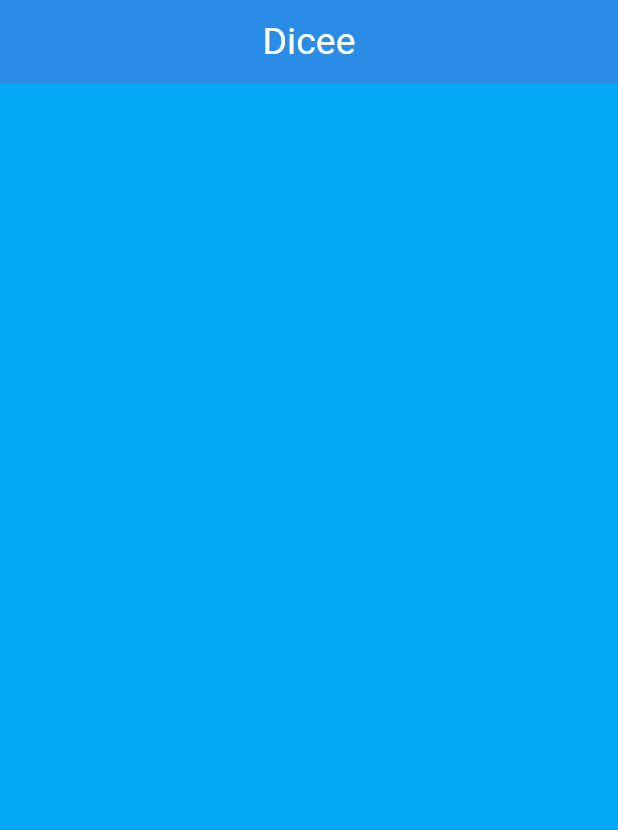
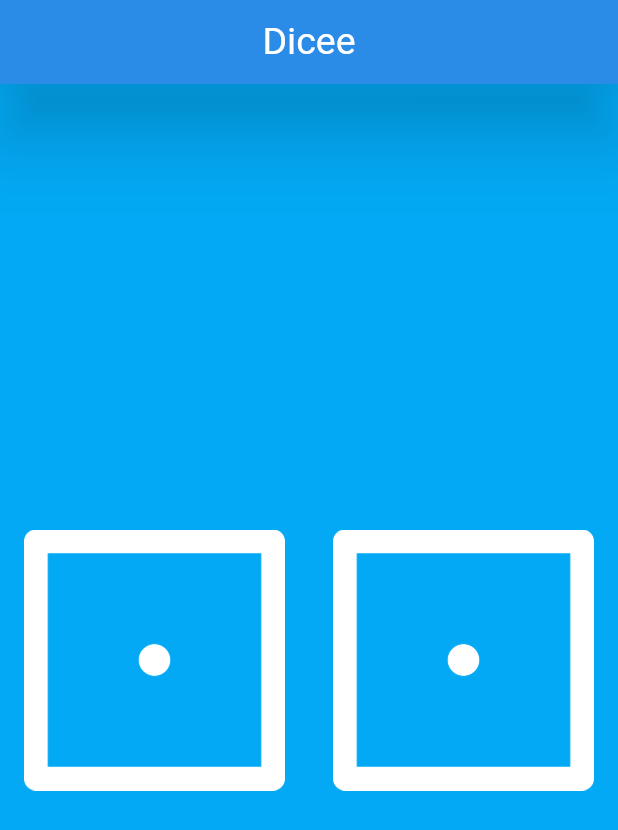
Before and after one commit to AbdeDevs/dicee_flutter_app, a Flutter app: the screen it shows after launch, on a phone screen of 412 x 824 dp. Shown: the top 830 px of the screen. Run offline on Flutter 3.47's test engine with Material 3 defaults, Android fonts, the phone set to English and light mode, and no system bars.

Commit message:
feat: add design app

```diff
--- a/lib/main.dart
+++ b/lib/main.dart
@@ -17,20 +17,40 @@
           backgroundColor: Colors.blue,
           centerTitle: true,
           elevation: 20.0,
-        title: Text(
+          shadowColor: Colors.lightBlue,
+          title: const Text(
             'Dicee',
             style: TextStyle(fontSize: 25.0, color: Colors.white),
           ),
         ),
         body: DiceePage(),
-    ));
+      ),
+    );
   }
 }
 
 class DiceePage extends StatelessWidget {
+  const DiceePage({super.key});
+
   @override
   Widget build(BuildContext context) {
-    // TODO: implement build
-    return Container();
+    return Center(
+      child: Row(
+        children: [
+          Expanded(
+            child: Padding(
+              padding: const EdgeInsets.all(16.0),
+              child: Image.asset('images/dice1.png'),
+            ),
+          ),
+          Expanded(
+            child: Padding(
+              padding: const EdgeInsets.all(16.0),
+              child: Image.asset('images/dice1.png'),
+            ),
+          ),
+        ],
+      ),
+    );
   }
 }
```
Lines whose indentation alone changed are shown as unchanged.
